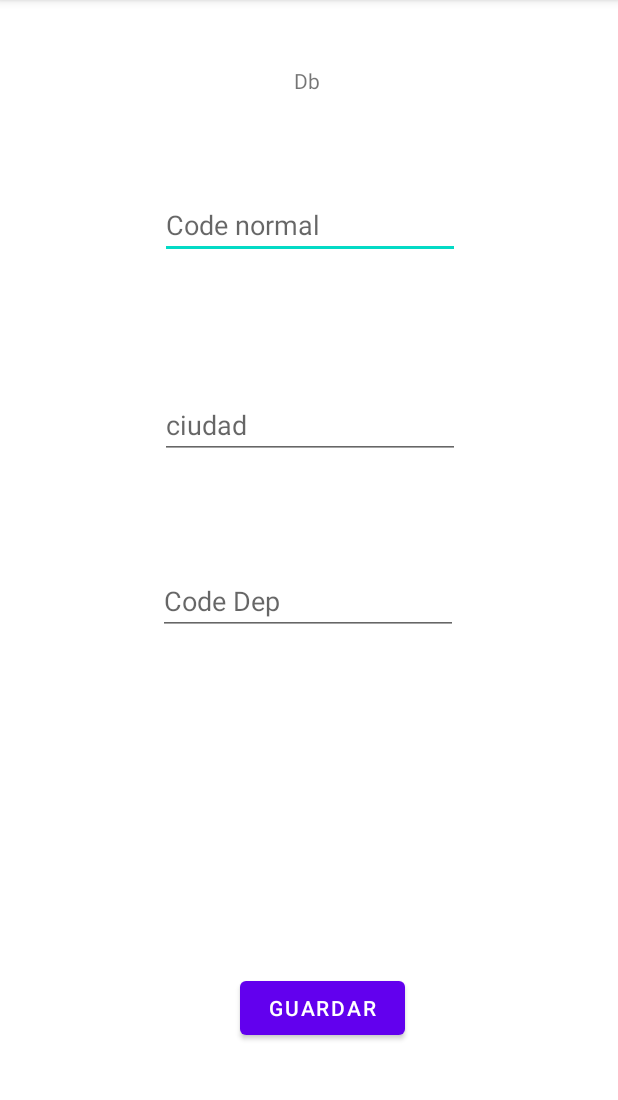
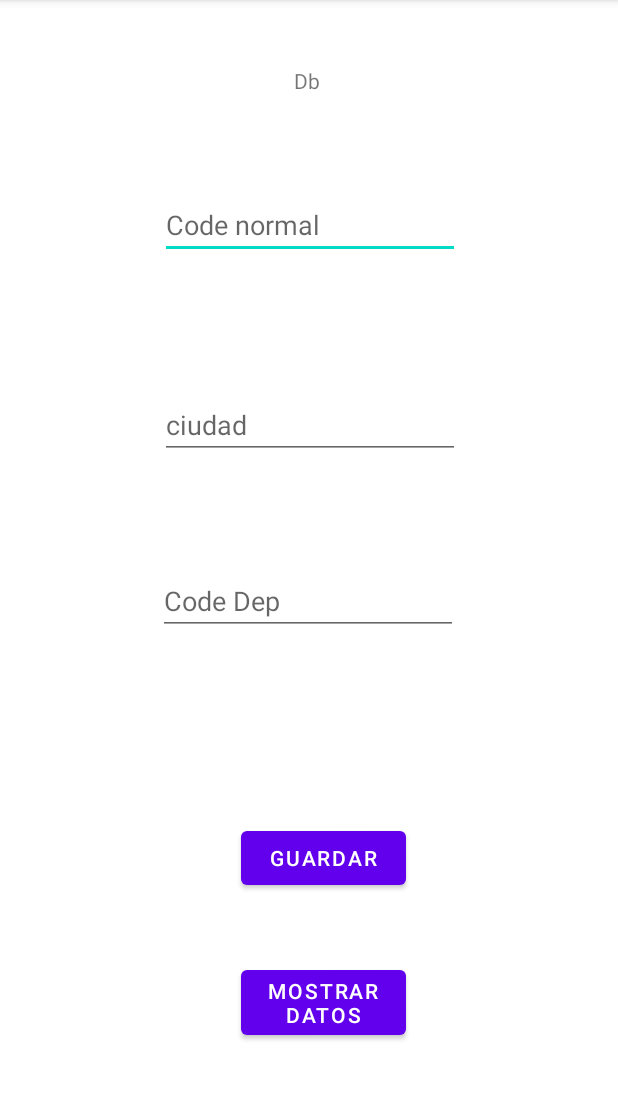
Before and after one commit to Luis20168/AndroidSqlite, an Android app: the MainActivity screen opened directly, with no data from a screen before it, on a phone screen of 412 x 824 dp, the part 84-1184 px from its top. Run offline under Robolectric (Android 15) with nearby library versions, the phone set to English and light mode, and no system bars.

Commit message:
update all

```diff
--- a/app/src/main/res/layout/activity_main.xml
+++ b/app/src/main/res/layout/activity_main.xml
@@ -57,12 +57,25 @@
         android:id="@+id/btn_guardar"
         android:layout_width="110dp"
         android:layout_height="wrap_content"
-        android:layout_marginBottom="72dp"
+        android:layout_marginBottom="172dp"
         android:text="Guardar"
         app:layout_constraintBottom_toBottomOf="parent"
         app:layout_constraintEnd_toEndOf="parent"
-        app:layout_constraintHorizontal_bias="0.53"
+        app:layout_constraintHorizontal_bias="0.531"
         app:layout_constraintStart_toStartOf="parent" />
+
+    <Button
+        android:id="@+id/btn_datos"
+        android:layout_width="110dp"
+        android:layout_height="wrap_content"
+        android:layout_marginBottom="72dp"
+        android:text="Mostrar Datos"
+        app:layout_constraintBottom_toBottomOf="parent"
+        app:layout_constraintEnd_toEndOf="parent"
+        app:layout_constraintHorizontal_bias="0.531"
+        app:layout_constraintStart_toStartOf="parent"
+
+        app:layout_constraintVertical_bias="1.0" />
 
 
 </androidx.constraintlayout.widget.ConstraintLayout>
```
Also changed, not shown: app/src/main/java/com/example/consumo/MainActivity.kt (+10 -0 lines), app/src/main/java/com/example/consumo/model/ManagerBd.kt (+15 -20 lines).
